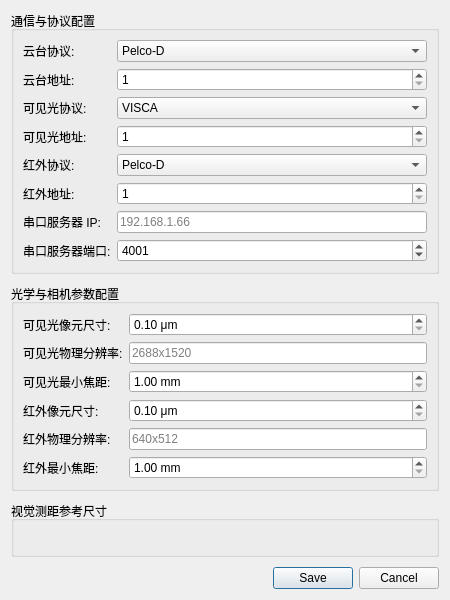
Above: ui/settingsdialog.ui from xiexianwang/T_JSON before the change. Below: the same form after it.
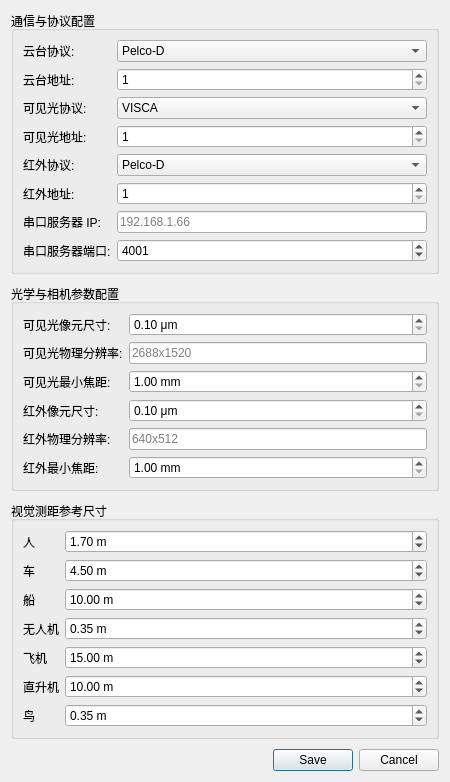
That is the form after the change.

```diff
--- a/ui/settingsdialog.ui
+++ b/ui/settingsdialog.ui
@@ -212,9 +212,115 @@
      <property name="title">
       <string>视觉测距参考尺寸</string>
      </property>
-     <layout class="QFormLayout" name="formLayout_targetRefs"/>
-    </widget>
-   </item>
+      <layout class="QFormLayout" name="formLayout_targetRefs">
+       <item row="0" column="0">
+        <widget class="QLabel" name="labelRef_ren">
+         <property name="text"><string>人</string></property>
+        </widget>
+       </item>
+       <item row="0" column="1">
+        <widget class="QDoubleSpinBox" name="spinRef_2_161">
+         <property name="decimals"><number>2</number></property>
+         <property name="minimum"><double>0.1</double></property>
+         <property name="maximum"><double>100.0</double></property>
+         <property name="singleStep"><double>0.05</double></property>
+         <property name="suffix"><string> m</string></property>
+         <property name="value"><double>1.70</double></property>
+        </widget>
+       </item>
+       <item row="1" column="0">
+        <widget class="QLabel" name="labelRef_che">
+         <property name="text"><string>车</string></property>
+        </widget>
+       </item>
+       <item row="1" column="1">
+        <widget class="QDoubleSpinBox" name="spinRef_2_162">
+         <property name="decimals"><number>2</number></property>
+         <property name="minimum"><double>0.1</double></property>
+         <property name="maximum"><double>100.0</double></property>
+         <property name="singleStep"><double>0.05</double></property>
+         <property name="suffix"><string> m</string></property>
+         <property name="value"><double>4.50</double></property>
+        </widget>
+       </item>
+       <item row="2" column="0">
+        <widget class="QLabel" name="labelRef_chuan">
+         <property name="text"><string>船</string></property>
+        </widget>
+       </item>
+       <item row="2" column="1">
+        <widget class="QDoubleSpinBox" name="spinRef_3_163">
+         <property name="decimals"><number>2</number></property>
+         <property name="minimum"><double>0.1</double></property>
+         <property name="maximum"><double>100.0</double></property>
+         <property name="singleStep"><double>0.05</double></property>
+         <property name="suffix"><string> m</string></property>
+         <property name="value"><double>10.00</double></property>
+        </widget>
+       </item>
+       <item row="3" column="0">
+        <widget class="QLabel" name="labelRef_wurenji">
+         <property name="text"><string>无人机</string></property>
+        </widget>
+       </item>
+       <item row="3" column="1">
+        <widget class="QDoubleSpinBox" name="spinRef_4_164">
+         <property name="decimals"><number>2</number></property>
+         <property name="minimum"><double>0.1</double></property>
+         <property name="maximum"><double>100.0</double></property>
+         <property name="singleStep"><double>0.05</double></property>
+         <property name="suffix"><string> m</string></property>
+         <property name="value"><double>0.35</double></property>
+        </widget>
+       </item>
+       <item row="4" column="0">
+        <widget class="QLabel" name="labelRef_feiji">
+         <property name="text"><string>飞机</string></property>
+        </widget>
+       </item>
+       <item row="4" column="1">
+        <widget class="QDoubleSpinBox" name="spinRef_5_161">
+         <property name="decimals"><number>2</number></property>
+         <property name="minimum"><double>0.1</double></property>
+         <property name="maximum"><double>100.0</double></property>
+         <property name="singleStep"><double>0.05</double></property>
+         <property name="suffix"><string> m</string></property>
+         <property name="value"><double>15.00</double></property>
+        </widget>
+       </item>
+       <item row="5" column="0">
+        <widget class="QLabel" name="labelRef_zhishengji">
+         <property name="text"><string>直升机</string></property>
+        </widget>
+       </item>
+       <item row="5" column="1">
+        <widget class="QDoubleSpinBox" name="spinRef_5_162">
+         <property name="decimals"><number>2</number></property>
+         <property name="minimum"><double>0.1</double></property>
+         <property name="maximum"><double>100.0</double></property>
+         <property name="singleStep"><double>0.05</double></property>
+         <property name="suffix"><string> m</string></property>
+         <property name="value"><double>10.00</double></property>
+        </widget>
+       </item>
+       <item row="6" column="0">
+        <widget class="QLabel" name="labelRef_niao">
+         <property name="text"><string>鸟</string></property>
+        </widget>
+       </item>
+       <item row="6" column="1">
+        <widget class="QDoubleSpinBox" name="spinRef_6_163">
+         <property name="decimals"><number>2</number></property>
+         <property name="minimum"><double>0.1</double></property>
+         <property name="maximum"><double>100.0</double></property>
+         <property name="singleStep"><double>0.05</double></property>
+         <property name="suffix"><string> m</string></property>
+         <property name="value"><double>0.35</double></property>
+        </widget>
+       </item>
+      </layout>
+     </widget>
+    </item>
    <item>
     <widget class="QDialogButtonBox" name="buttonBox">
      <property name="orientation">
```
